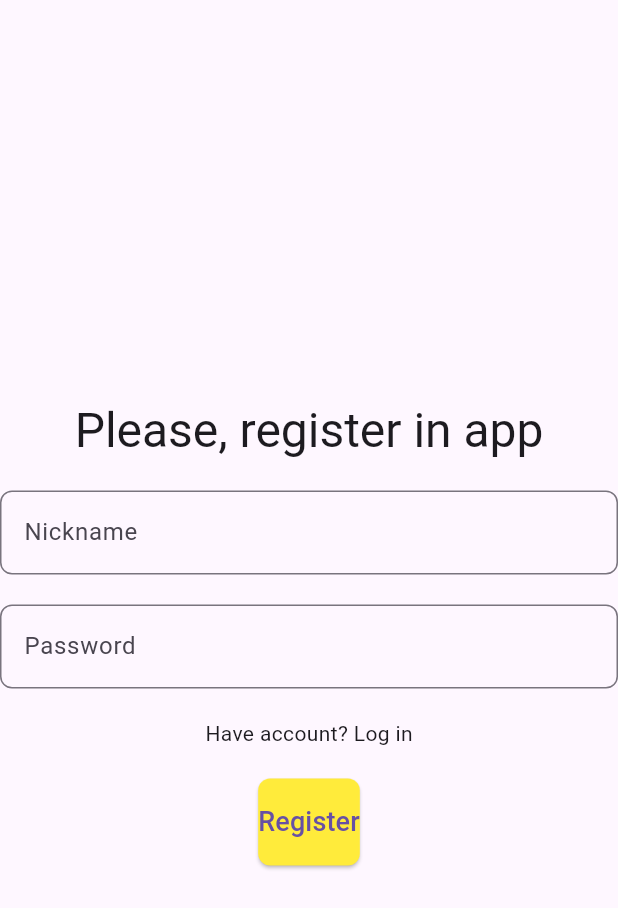
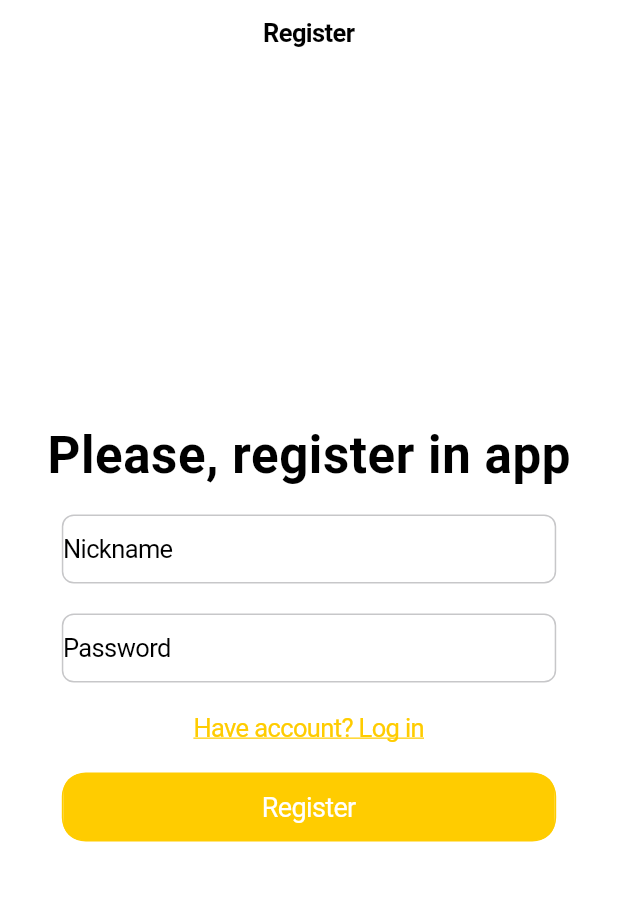
Before and after one commit to EgorSborschikov/KInoApp, a Flutter app: the screen it shows after launch, on a phone screen of 412 x 824 dp. Shown: the top 908 px of the screen. Run offline on Flutter 3.47's test engine with Material 3 defaults, Android fonts, the phone set to English and light mode, and no system bars.

Commit message:
remove themes & update widgets & refactor for cupertino app

```diff
--- /dev/null
+++ b/lib/features/components/buttons/button/general_button/general_button.dart
@@ -0,0 +1,34 @@
+import 'package:flutter/cupertino.dart';
+
+class GeneralButton extends StatelessWidget {
+  final VoidCallback onPressed;
+  final String text;
+
+  const GeneralButton({
+    required this.onPressed,
+    required this.text,
+  });
+
+  @override
+  Widget build(BuildContext context) {
+    final screenWidth = MediaQuery.of(context).size.width;
+    final buttonWidth = screenWidth * 0.8; // 80% of the screen width
+
+    return Container(
+      width: buttonWidth,
+      decoration: BoxDecoration(
+        border: Border.all(color: CupertinoColors.systemYellow),
+        borderRadius: BorderRadius.circular(16.0),
+      ),
+      child: CupertinoButton(
+        onPressed: onPressed,
+        color: CupertinoColors.systemYellow,
+        padding: EdgeInsets.symmetric(horizontal: 16.0, vertical: 8.0),
+        child: Text(
+          text,
+          style: TextStyle(fontSize: 18.0, color: CupertinoColors.white),
+        ),
+      ),
+    );
+  }
+}
--- /dev/null
+++ b/lib/features/components/buttons/button/view_button.dart
@@ -0,0 +1 @@
+export 'package:kino_app/features/components/buttons/button/general_button/general_button.dart';
--- a/lib/features/components/buttons/general_button/general_button.dart
+++ /dev/null
@@ -1,44 +0,0 @@
-// lib/features/register_button.dart
-import 'package:flutter/material.dart';
-import 'package:flutter/foundation.dart' show kIsWeb, TargetPlatform;
-import 'package:flutter/cupertino.dart';
-
-class GeneralButton extends StatelessWidget {
-  final VoidCallback onPressed;
-  final String text;
-
-  GeneralButton({
-      required this.onPressed,
-      required this.text
-      }
-    );
-
-  @override
-  Widget build(BuildContext context) {
-    if (Theme.of(context).platform == TargetPlatform.iOS || kIsWeb) {
-      return CupertinoButton(
-        onPressed: onPressed,
-        color: CupertinoColors.activeBlue,
-        child: Text(
-          text,
-          style: TextStyle(fontSize: 18.0, color: CupertinoColors.white),
-        ),
-      );
-    } else {
-      return ElevatedButton(
-        onPressed: onPressed,
-        style: ElevatedButton.styleFrom(
-          backgroundColor: Colors.yellow,
-          padding: EdgeInsets.symmetric(vertical: 16.0),
-          shape: RoundedRectangleBorder(
-            borderRadius: BorderRadius.circular(8.0),
-          ),
-        ),
-        child: Text(
-          text,
-          style: TextStyle(fontSize: 18.0),
-        ),
-      );
-    }
-  }
-}
--- /dev/null
+++ b/lib/features/components/buttons/text_button/general_text_button/general_text_button.dart
@@ -0,0 +1,26 @@
+import 'package:flutter/cupertino.dart';
+
+class GeneralTextButton extends StatelessWidget {
+  final VoidCallback onPressed;
+  final String text;
+
+  const GeneralTextButton({
+    super.key,
+    required this.onPressed,
+    required this.text,
+  });
+
+  @override
+  Widget build(BuildContext context) {
+    return GestureDetector(
+      onTap: onPressed,
+      child: Text(
+        text,
+        style: CupertinoTheme.of(context).textTheme.textStyle.copyWith(
+          color: CupertinoColors.systemYellow,
+          decoration: TextDecoration.underline,
+        ),
+      ),
+    );
+  }
+}
--- /dev/null
+++ b/lib/features/components/buttons/text_button/view_text_button.dart
@@ -0,0 +1 @@
+export 'package:kino_app/features/components/buttons/text_button/general_text_button/general_text_button.dart';
--- a/lib/features/components/text_fields/general_text_field/general_text_field.dart
+++ b/lib/features/components/text_fields/general_text_field/general_text_field.dart
@@ -1,40 +1,31 @@
 import 'package:flutter/cupertino.dart';
-import 'package:flutter/foundation.dart';
-import 'package:flutter/material.dart';
 
-class GeneralTextField extends StatelessWidget{
-  final String placeholder;
+class GeneralTextField extends StatelessWidget {
+  final String prefix;
   final TextEditingController controller;
 
   const GeneralTextField({
-      super.key,
-      required this.controller,
-      required this.placeholder
-    }
-  );
+    super.key,
+    required this.controller,
+    required this.prefix,
+  });
 
   @override
   Widget build(BuildContext context) {
-    if (Theme.of(context).platform == TargetPlatform.iOS || kIsWeb) {
-      return CupertinoTextField(
+    final screenWidth = MediaQuery.of(context).size.width;
+    final textFieldWidth = screenWidth * 0.8; // 80% of the screen width
+
+    return Container(
+      width: textFieldWidth,
+      child: CupertinoTextField(
         controller: controller,
-        placeholder: placeholder,
+        prefix: Text(prefix),
         padding: EdgeInsets.symmetric(horizontal: 16.0, vertical: 12.0),
         decoration: BoxDecoration(
           border: Border.all(color: CupertinoColors.separator),
           borderRadius: BorderRadius.circular(8.0),
         ),
-      );
-    } else {
-      return TextField(
-        controller: controller,
-        decoration: InputDecoration(
-          labelText: placeholder,
-          border: OutlineInputBorder(
-            borderRadius: BorderRadius.circular(8.0),
-          ),
-        ),
-      );
-    }
+      ),
+    );
   }
 }
--- a/lib/features/components/text_fields/view_text_field.dart
+++ b/lib/features/components/text_fields/view_text_field.dart
@@ -1 +1 @@
-export 'general_text_field/general_text_field.dart';
+export 'package:kino_app/features/components/text_fields/general_text_field/general_text_field.dart';
--- a/lib/features/pages/auth/registration/register_page/register_page.dart
+++ b/lib/features/pages/auth/registration/register_page/register_page.dart
@@ -1,8 +1,9 @@
-import 'package:flutter/material.dart';
-import 'package:kino_app/features/components/buttons/general_button/general_button.dart';
-import 'package:kino_app/features/components/text_fields/view_text_field.dart';
+import 'package:flutter/cupertino.dart';
+import '../../../../components/buttons/button/view_button.dart';
+import '../../../../components/buttons/text_button/view_text_button.dart';
+import '../../../../components/text_fields/view_text_field.dart';
 
-class RegisterPage extends StatelessWidget{
+class RegisterPage extends StatelessWidget {
   final TextEditingController _emailController = TextEditingController();
   final TextEditingController _passwordController = TextEditingController();
 
@@ -10,37 +11,49 @@ class RegisterPage extends StatelessWidget{
 
   @override
   Widget build(BuildContext context) {
-    return Scaffold(
-      backgroundColor: Theme.of(context).scaffoldBackgroundColor,
-      body: Center(
+    final theme = CupertinoTheme.of(context);
+
+    return CupertinoPageScaffold(
+      backgroundColor: theme.scaffoldBackgroundColor,
+      navigationBar: CupertinoNavigationBar(
+        middle: Text(
+          'Register',
+          style: CupertinoTheme.of(context).textTheme.navTitleTextStyle,
+        ),
+        backgroundColor: theme.barBackgroundColor,
+      ),
+      child: Center(
         child: Column(
           mainAxisAlignment: MainAxisAlignment.center,
           children: [
             const SizedBox(height: 20),
             Text(
               'Please, register in app',
-              style: Theme.of(context).textTheme.headlineLarge
+              style: CupertinoTheme.of(context).textTheme.navLargeTitleTextStyle,
             ),
             const SizedBox(height: 20),
             GeneralTextField(
               controller: _emailController,
-              placeholder: 'Nickname'
+              prefix: 'Nickname',
             ),
             const SizedBox(height: 20),
             GeneralTextField(
               controller: _passwordController,
-              placeholder: 'Password'
+              prefix: 'Password',
             ),
             const SizedBox(height: 20),
-            Text(
-              'Have account? Log in',
+            GeneralTextButton(
+              onPressed: () {
+
+              },
+              text: 'Have account? Log in'
             ),
             const SizedBox(height: 20),
             GeneralButton(
               onPressed: () {
-
+                // Add your registration logic here
               },
-              text: 'Register'
+              text: 'Register',
             ),
           ],
         ),
--- a/lib/main.dart
+++ b/lib/main.dart
@@ -1,4 +1,4 @@
-import 'package:flutter/material.dart';
+import 'package:flutter/cupertino.dart';
 import 'package:kino_app/features/pages/auth/registration/view.dart';
 
 void main() {
@@ -10,7 +10,7 @@ class KinoApp extends StatelessWidget {
 
   @override
   Widget build(BuildContext context) {
-    return MaterialApp(
+    return CupertinoApp(
       title: 'Kino',
       debugShowCheckedModeBanner: false,
       home: RegisterPage()
```
Also changed, not shown: lib/themes/theme.dart (deleted, +0 -43 lines), lib/features/components/buttons/view_button.dart (deleted).
